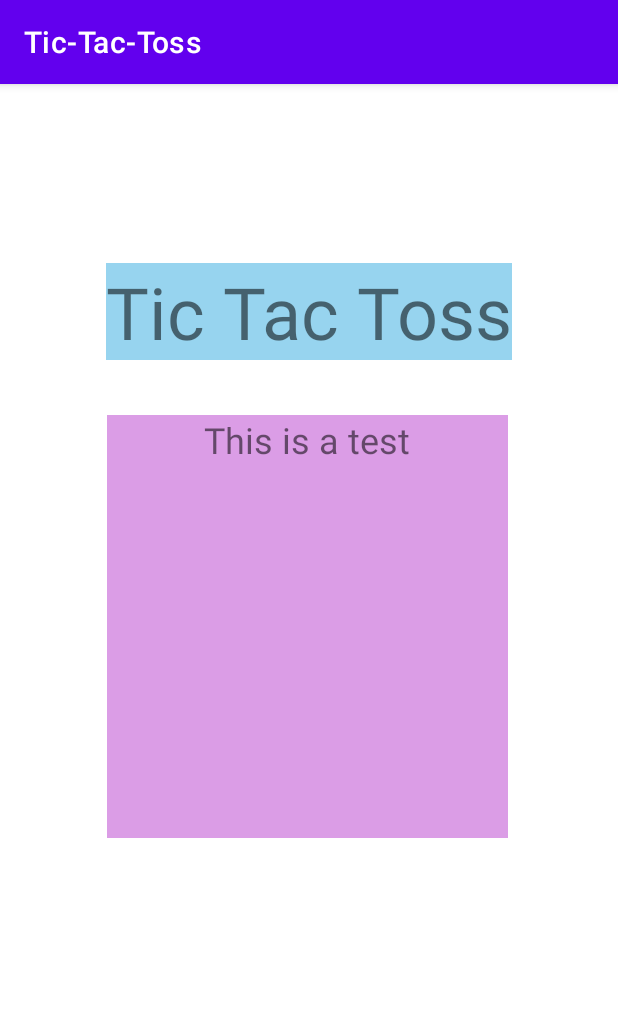
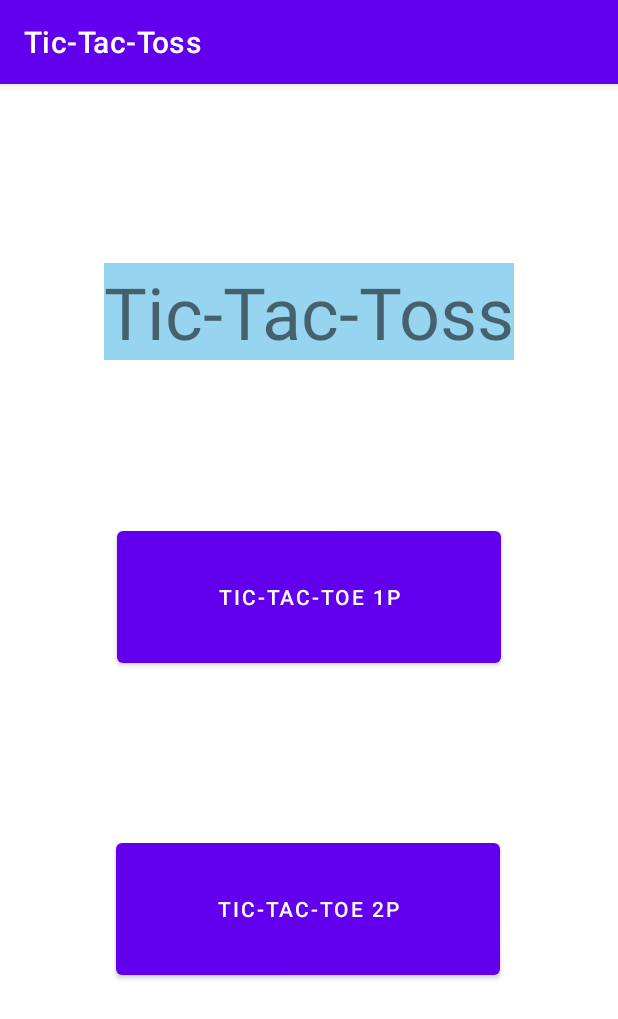
Before and after one commit to Dorian-RND/Tic-Tac-Toss, an Android app: the screen it shows after launch (MainActivity), on a phone screen of 412 x 824 dp. Shown: the top 1019 px of the screen. Run offline under Robolectric (Android 15) with nearby library versions, the phone set to English and light mode, and no system bars.

Commit message:
first activities and navigation in the tic tac toe menu

```diff
--- a/app/src/main/AndroidManifest.xml
+++ b/app/src/main/AndroidManifest.xml
@@ -10,6 +10,12 @@
         android:supportsRtl="true"
         android:theme="@style/Theme.TicTacToss">
         <activity
+            android:name=".TicTacToe2pActivity"
+            android:exported="false" />
+        <activity
+            android:name=".TicTacToe1pActivity"
+            android:exported="false" />
+        <activity
             android:name=".MainActivity"
             android:exported="true">
             <intent-filter>
--- a/app/src/main/java/com/example/tic_tac_toss/MainActivity.java
+++ b/app/src/main/java/com/example/tic_tac_toss/MainActivity.java
@@ -5,11 +5,16 @@ import androidx.appcompat.app.AppCompatActivity;
 
 import android.app.Dialog;
 import android.content.DialogInterface;
+import android.content.Intent;
 import android.os.Bundle;
+import android.view.View;
 import android.widget.TextView;
 import android.widget.*;
 
 public class MainActivity extends AppCompatActivity {
+
+    private Button play1p;
+    private Button play2p;
 
     @Override
     protected void onCreate(Bundle savedInstanceState) {
@@ -17,7 +22,7 @@ public class MainActivity extends AppCompatActivity {
         setContentView(R.layout.activity_main);
 
         AlertDialog.Builder myPopUp = new AlertDialog.Builder(this);
-        myPopUp.setTitle("Binevenue");
+        myPopUp.setTitle("Bienvenue");
         myPopUp.setMessage("Le message");
         myPopUp.setPositiveButton("GOT IT", new DialogInterface.OnClickListener() {
             @Override
@@ -28,6 +33,27 @@ public class MainActivity extends AppCompatActivity {
 
         myPopUp.show();
 
+        this.play1p = (Button)findViewById(R.id.button1p);
+        this.play2p = (Button)findViewById(R.id.button2p);
+
+        play1p.setOnClickListener(new View.OnClickListener() {
+            @Override
+            public void onClick(View view) {
+                Intent player1Activity = new Intent(getApplicationContext(), TicTacToe1pActivity.class);
+                startActivity(player1Activity);
+                onPause();
+            }
+        });
+
+        play2p.setOnClickListener(new View.OnClickListener() {
+            @Override
+            public void onClick(View view) {
+                Intent player2Activity = new Intent(getApplicationContext(), TicTacToe2pActivity.class);
+                startActivity(player2Activity);
+                onPause();
+            }
+        });
+
     }
 
 
--- a/app/src/main/res/layout/activity_main.xml
+++ b/app/src/main/res/layout/activity_main.xml
@@ -2,31 +2,28 @@
 <androidx.constraintlayout.widget.ConstraintLayout xmlns:android="http://schemas.android.com/apk/res/android"
     xmlns:app="http://schemas.android.com/apk/res-auto"
     xmlns:tools="http://schemas.android.com/tools"
+    android:id="@+id/appName"
     android:layout_width="match_parent"
     android:layout_height="match_parent"
     tools:context=".MainActivity">
 
-    <TextView
-        android:id="@+id/myTest0"
-        android:layout_width="267dp"
-        android:layout_height="282dp"
-        android:background="#DB9DE6"
-        android:text="@string/myTest0"
-        android:textAlignment="center"
-        android:textSize="24sp"
+    <Button
+        android:id="@+id/button2p"
+        android:layout_width="256dp"
+        android:layout_height="100dp"
+        android:layout_marginBottom="168dp"
+        android:text="@string/btnTicTacToe_2p"
         app:layout_constraintBottom_toBottomOf="parent"
-        app:layout_constraintHorizontal_bias="0.493"
-        app:layout_constraintLeft_toLeftOf="parent"
-        app:layout_constraintRight_toRightOf="parent"
-        app:layout_constraintTop_toTopOf="parent"
-        app:layout_constraintVertical_bias="0.454" />
+        app:layout_constraintEnd_toEndOf="parent"
+        app:layout_constraintHorizontal_bias="0.497"
+        app:layout_constraintStart_toStartOf="parent" />
 
     <TextView
         android:id="@+id/textView2"
         android:layout_width="wrap_content"
         android:layout_height="wrap_content"
         android:background="#97D4EF"
-        android:text="Tic Tac Toss"
+        android:text="@string/app_name"
         android:textSize="48sp"
         app:layout_constraintBottom_toBottomOf="parent"
         app:layout_constraintLeft_toLeftOf="parent"
@@ -34,4 +31,15 @@
         app:layout_constraintTop_toTopOf="parent"
         app:layout_constraintVertical_bias="0.17000002" />
 
+
+    <Button
+        android:id="@+id/button1p"
+        android:layout_width="256dp"
+        android:layout_height="100dp"
+        android:text="@string/btnTicTacToe_1p"
+        app:layout_constraintBottom_toTopOf="@+id/button2p"
+        app:layout_constraintEnd_toEndOf="parent"
+        app:layout_constraintStart_toStartOf="parent"
+        app:layout_constraintTop_toBottomOf="@+id/textView2" />
+
 </androidx.constraintlayout.widget.ConstraintLayout>
--- a/app/src/main/res/values/strings.xml
+++ b/app/src/main/res/values/strings.xml
@@ -1,4 +1,7 @@
 <resources>
     <string name="app_name">Tic-Tac-Toss</string>
     <string name="myTest0" id="@+id/myTest0">This is a test</string>
+    <string name="btnTicTacToe_1p" id="@+id/btnTicTacToss_1p">Tic-Tac-Toe 1P</string>
+    <string name="btnTicTacToe_2p" id="@+id/btnTicTacToss_2p">Tic-Tac-Toe 2P</string>
+
 </resources>
```
Also changed, not shown: app/src/main/java/com/example/tic_tac_toss/TicTacToe1pActivity.java (added, +14 -0 lines), app/src/main/java/com/example/tic_tac_toss/TicTacToe2pActivity.java (added, +14 -0 lines), app/src/main/res/layout/activity_tic_tac_toe1p.xml (added, +26 -0 lines), app/src/main/res/layout/activity_tic_tac_toe2p.xml (added, +22 -0 lines).
